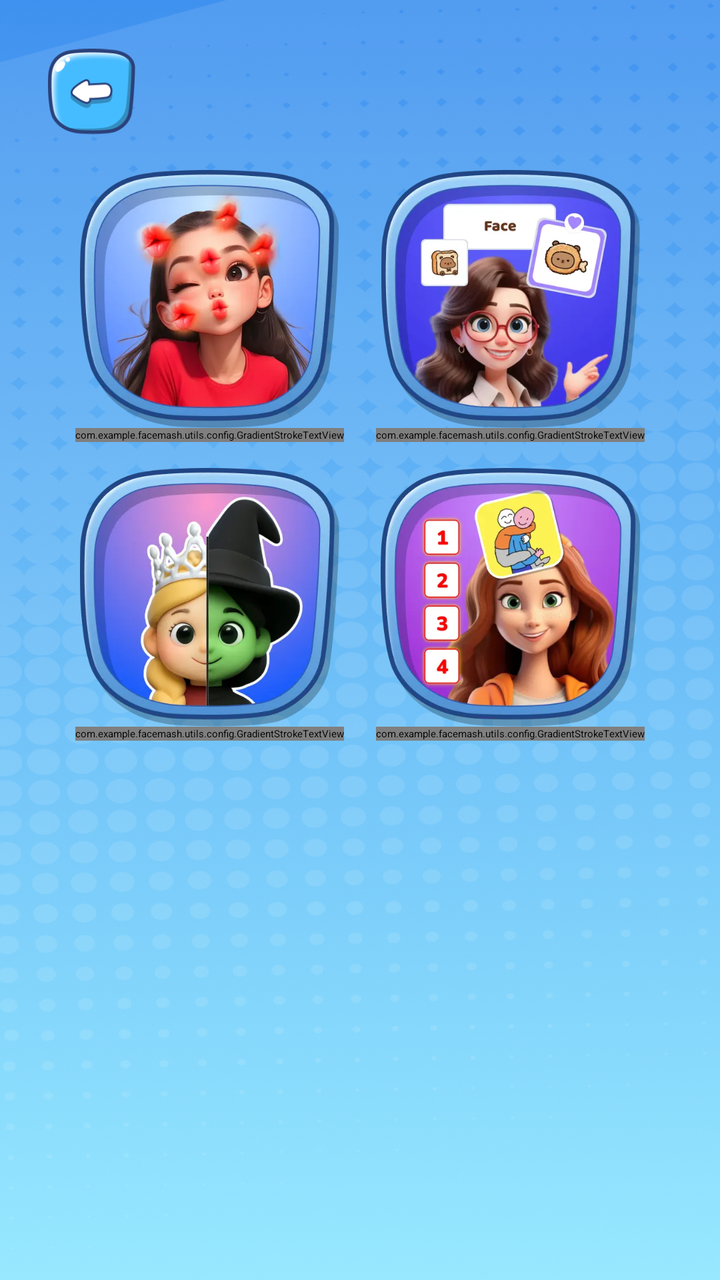
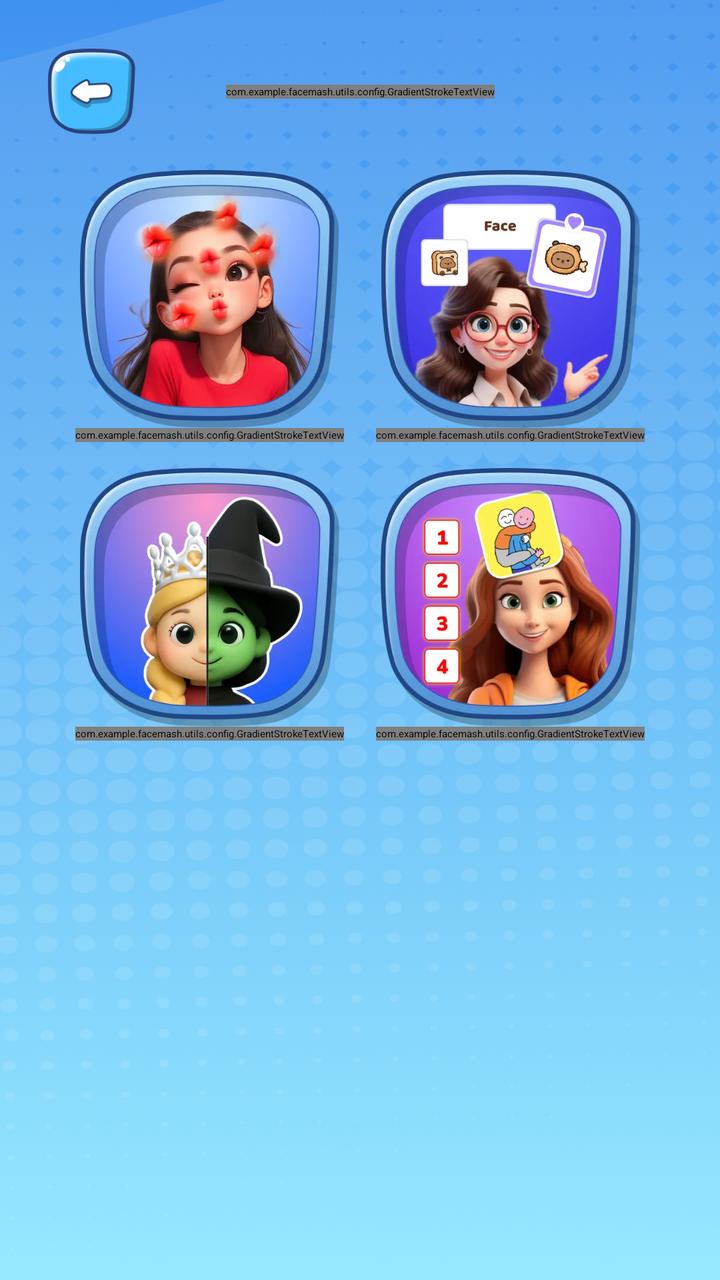

Before-and-after screenshots of an Android layout around one commit, followed by the original layout XML and the change that was made.
<!-- AndroidManifest.xml: application theme Theme.App.Starting -->
<!-- res/layout/fragment_filter.xml -->
<?xml version="1.0" encoding="utf-8"?>
<androidx.constraintlayout.widget.ConstraintLayout xmlns:android="http://schemas.android.com/apk/res/android"
    xmlns:app="http://schemas.android.com/apk/res-auto"
    xmlns:tools="http://schemas.android.com/tools"
    android:layout_width="match_parent"
    android:layout_height="match_parent"
    android:background="@drawable/bg_home"
    tools:context=".view.FilterFragment">

    <ImageView
        android:id="@+id/btn_back"
        android:layout_width="@dimen/_40sdp"
        android:layout_height="@dimen/_40sdp"
        android:layout_gravity="top"
        android:layout_margin="24dp"
        android:contentDescription="@null"
        android:src="@drawable/ic_back"
        app:layout_constraintStart_toStartOf="parent"
        app:layout_constraintTop_toTopOf="parent"/>


    <ImageView
        android:id="@+id/btn_lip_pose"
        android:layout_width="0dp"
        android:layout_height="0dp"
        android:layout_marginStart="@dimen/_36sdp"
        android:layout_marginEnd="@dimen/_18sdp"
        android:layout_marginTop="@dimen/_16sdp"
        android:src="@drawable/img_lip_poses"
        app:layout_constraintDimensionRatio="154:152"
        app:layout_constraintEnd_toStartOf="@+id/btn_this_or_that"
        app:layout_constraintStart_toStartOf="parent"
        app:layout_constraintTop_toBottomOf="@+id/btn_back" />

    <com.example.facemash.utils.config.GradientStrokeTextView
        android:id="@+id/textView2"
        android:layout_width="wrap_content"
        android:layout_height="wrap_content"
        android:fontFamily="@font/grandstander_extrabold"
        android:text="Lip Pose"
        app:shadowColor="#000000"
        app:shadowDy="2dp"
        app:strokeColor="@color/black"
        app:strokeWidth="1.5dp"
        android:textColor="@color/white"
        android:textSize="@dimen/_14ssp"
        app:layout_constraintEnd_toEndOf="@+id/btn_lip_pose"
        app:layout_constraintStart_toStartOf="@+id/btn_lip_pose"
        app:layout_constraintTop_toBottomOf="@+id/btn_lip_pose"/>

    <ImageView
        android:id="@+id/btn_this_or_that"
        android:layout_width="0dp"
        android:layout_height="0dp"
        android:layout_marginEnd="@dimen/_36sdp"
        android:src="@drawable/img_this_or_that"
        app:layout_constraintBottom_toBottomOf="@+id/btn_lip_pose"
        app:layout_constraintDimensionRatio="154:152"
        app:layout_constraintEnd_toEndOf="parent"
        app:layout_constraintStart_toEndOf="@+id/btn_lip_pose"
        app:layout_constraintTop_toTopOf="@+id/btn_lip_pose" />

    <com.example.facemash.utils.config.GradientStrokeTextView
        android:id="@+id/textView3"
        android:layout_width="wrap_content"
        android:layout_height="wrap_content"
        android:fontFamily="@font/grandstander_extrabold"
        app:shadowColor="#000000"
        app:shadowDy="2dp"
        app:strokeColor="@color/black"
        app:strokeWidth="1.5dp"
        android:text="This or That"
        android:textColor="@color/white"
        android:textSize="@dimen/_14ssp"
        app:layout_constraintEnd_toEndOf="@+id/btn_this_or_that"
        app:layout_constraintStart_toStartOf="@+id/btn_this_or_that"
        app:layout_constraintTop_toBottomOf="@+id/btn_lip_pose" />

    <ImageView
        android:id="@+id/btn_princess_or_witch"
        android:layout_width="0dp"
        android:layout_height="0dp"
        android:layout_marginEnd="@dimen/_18sdp"
        android:layout_marginTop="@dimen/_12sdp"
        android:src="@drawable/img_princess_or_witch"
        app:layout_constraintDimensionRatio="154:152"
        app:layout_constraintEnd_toStartOf="@id/btn_ranking"
        app:layout_constraintStart_toStartOf="@id/btn_lip_pose"
        app:layout_constraintTop_toBottomOf="@+id/textView2" />

    <com.example.facemash.utils.config.GradientStrokeTextView
        android:id="@+id/textView4"
        android:layout_width="wrap_content"
        android:layout_height="wrap_content"
        android:fontFamily="@font/grandstander_extrabold"
        android:text="Princess or Witch"
        app:shadowColor="#000000"
        app:shadowDy="2dp"
        app:strokeColor="@color/black"
        app:strokeWidth="1.5dp"
        android:textColor="@color/white"
        android:textSize="@dimen/_14ssp"
        app:layout_constraintEnd_toEndOf="@+id/btn_lip_pose"
        app:layout_constraintStart_toStartOf="@+id/btn_lip_pose"
        app:layout_constraintTop_toBottomOf="@+id/btn_princess_or_witch" />

    <ImageView
        android:id="@+id/btn_ranking"
        android:layout_width="0dp"
        android:layout_height="0dp"
        android:src="@drawable/img_ranking"
        app:layout_constraintBottom_toBottomOf="@+id/btn_princess_or_witch"
        app:layout_constraintDimensionRatio="154:152"
        app:layout_constraintEnd_toEndOf="@+id/btn_this_or_that"
        app:layout_constraintStart_toEndOf="@+id/btn_princess_or_witch"
        app:layout_constraintTop_toTopOf="@+id/btn_princess_or_witch" />

    <com.example.facemash.utils.config.GradientStrokeTextView
        android:id="@+id/textView5"
        android:layout_width="wrap_content"
        android:layout_height="wrap_content"
        android:fontFamily="@font/grandstander_extrabold"
        android:text="Ranking"
        app:shadowColor="#000000"
        app:shadowDy="2dp"
        app:strokeColor="@color/black"
        app:strokeWidth="1.5dp"
        android:textColor="@color/white"
        android:textSize="@dimen/_14ssp"
        app:layout_constraintEnd_toEndOf="@+id/btn_this_or_that"
        app:layout_constraintStart_toStartOf="@+id/btn_this_or_that"
        app:layout_constraintTop_toBottomOf="@+id/btn_ranking" />

</androidx.constraintlayout.widget.ConstraintLayout>
<!-- resources referenced by this layout -->
<resources>
  <color name="black">#FF000000</color>
  <color name="white">#FFFFFFFF</color>
  <dimen name="_12sdp">37.09dp</dimen>
  <dimen name="_14ssp">47.60sp</dimen>
  <dimen name="_16sdp">49.45dp</dimen>
  <dimen name="_18sdp">55.64dp</dimen>
  <dimen name="_36sdp">111.27dp</dimen>
  <dimen name="_40sdp">123.64dp</dimen>
  <!-- drawable bg_home: png bitmap (drawable, 736653 bytes) -->
  <!-- drawable ic_back: png bitmap (drawable, 9397 bytes) -->
  <!-- drawable img_lip_poses: webp bitmap (drawable, 24686 bytes) -->
  <!-- drawable img_princess_or_witch: webp bitmap (drawable, 24566 bytes) -->
  <!-- drawable img_ranking: webp bitmap (drawable, 28798 bytes) -->
  <!-- drawable img_this_or_that: webp bitmap (drawable, 27806 bytes) -->
  <style name="Theme.App.Starting" parent="Theme.SplashScreen">
          <item name="windowSplashScreenBackground">@color/white</item>
          <item name="windowSplashScreenAnimatedIcon">@mipmap/ic_launcher</item>
          <item name="postSplashScreenTheme">@style/Theme.MyApp</item>
      </style>
  <style name="Theme.MyApp" parent="Theme.MaterialComponents.DayNight.NoActionBar">
      </style>
</resources>

<!-- the commit's change to res/layout/fragment_filter.xml (unified diff, before → after) -->
@@ -17,6 +17,24 @@
         android:src="@drawable/ic_back"
         app:layout_constraintStart_toStartOf="parent"
         app:layout_constraintTop_toTopOf="parent"/>
+
+    <com.example.facemash.utils.config.GradientStrokeTextView
+        android:layout_width="wrap_content"
+        android:layout_height="wrap_content"
+        android:text="Filter"
+        android:fontFamily="@font/grandstander_bold"
+
+        app:shadowColor="#000000"
+        app:shadowDy="2dp"
+        app:strokeColor="@color/black"
+        app:strokeWidth="1dp"
+        android:textColor="@color/white"
+        android:textSize="@dimen/_20ssp"
+
+        app:layout_constraintBottom_toBottomOf="@+id/btn_back"
+        app:layout_constraintEnd_toEndOf="parent"
+        app:layout_constraintStart_toStartOf="parent"
+        app:layout_constraintTop_toTopOf="@+id/btn_back" />
 
 
     <ImageView
<!-- resource entries referenced after the edit -->
@@ -6,6 +6,7 @@
   <dimen name="_14ssp">47.60sp</dimen>
   <dimen name="_16sdp">49.45dp</dimen>
   <dimen name="_18sdp">55.64dp</dimen>
+  <dimen name="_20ssp">68.00sp</dimen>
   <dimen name="_36sdp">111.27dp</dimen>
   <dimen name="_40sdp">123.64dp</dimen>
   <!-- drawable bg_home: png bitmap (drawable, 736653 bytes) -->
